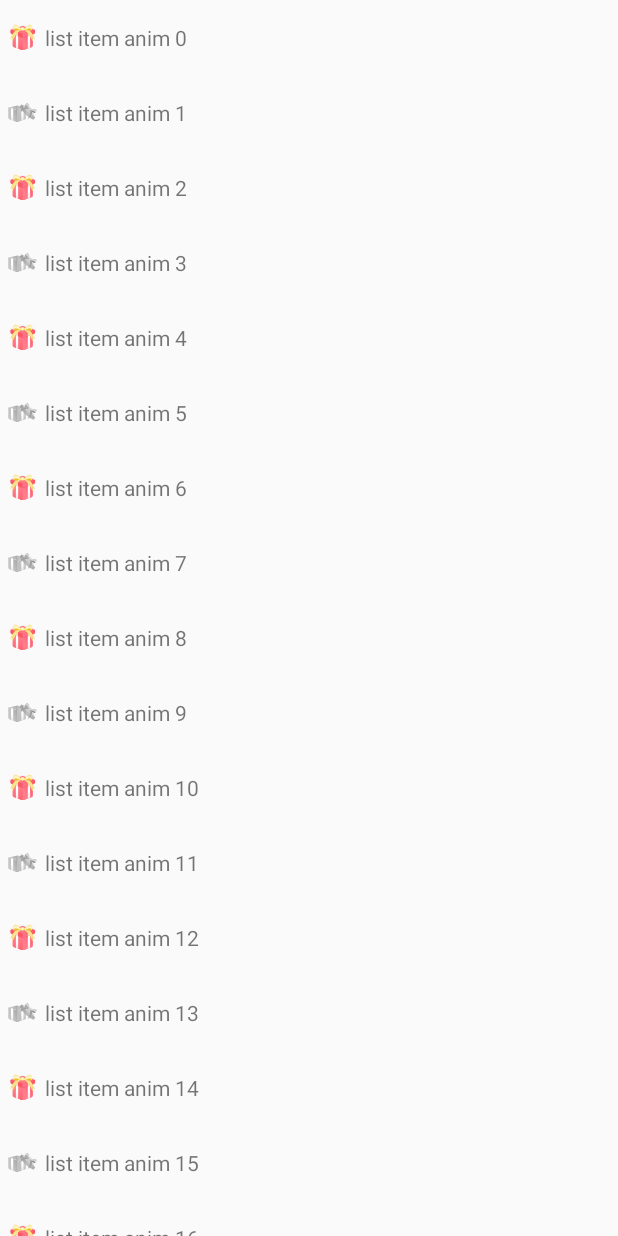
After one commit to pxfile/Android_Projects, an Android app: the RecyclerViewListAnimActivity screen opened directly, with no data from a screen before it, on a phone screen of 412 x 824 dp. The commit adds this screen. Run offline under Robolectric (Android 15) with nearby library versions, the phone set to English and light mode, and no system bars.

Commit message:
RecyclerView 每个Item中有动画

```diff
--- a/app/build.gradle
+++ b/app/build.gradle
@@ -24,10 +24,10 @@ dependencies {
     androidTestCompile('com.android.support.test.espresso:espresso-core:2.2.2', {
         exclude group: 'com.android.support', module: 'support-annotations'
     })
+
     compile 'com.android.support:appcompat-v7:25.3.1'
     compile 'com.android.support.constraint:constraint-layout:1.0.2'
+    compile 'com.android.support:recyclerview-v7:25.3.1'
+    compile 'com.github.CymChad:BaseRecyclerViewAdapterHelper:2.9.18'
     testCompile 'junit:junit:4.12'
-
-    compile 'com.android.support:recyclerview-v7:25.+'
-    compile 'com.github.CymChad:BaseRecyclerViewAdapterHelper:2.9.18'
 }
--- a/app/src/main/AndroidManifest.xml
+++ b/app/src/main/AndroidManifest.xml
@@ -2,11 +2,11 @@
 <manifest xmlns:android="http://schemas.android.com/apk/res/android"
           package="nianhuibao.com.androidprojects">
 
-    <!--声明权限-->
+    <!-- 声明权限 -->
     <uses-permission android:name="android.permission.INTERNET"/>
-    <!--震动的权限。4.4及以上不需要声明权限，但低于4.4 时需要声明权限-->
+    <!-- 震动的权限。4.4及以上不需要声明权限，但低于4.4 时需要声明权限 -->
     <uses-permission android:name="android.permission.VIBRATE"/>
-    <!--闪光灯的权限-->
+    <!-- 闪光灯的权限 -->
     <uses-permission android:name="android.permission.FLASHLIGHT"/>
 
     <application
@@ -23,9 +23,9 @@
                 <category android:name="android.intent.category.LAUNCHER"/>
             </intent-filter>
         </activity>
-
         <activity android:name=".spannableString_imageSpan.SpannableStringAndImageSpanActivity"/>
         <activity android:name=".easy_swipe_menu.EasySwipeMenuLayoutActivity"/>
+        <activity android:name=".recyclerview_list_anim.RecyclerViewListAnimActivity"/>
     </application>
 
 </manifest>
--- a/app/src/main/java/nianhuibao/com/androidprojects/MainActivity.java
+++ b/app/src/main/java/nianhuibao/com/androidprojects/MainActivity.java
@@ -7,6 +7,7 @@ import android.os.Bundle;
 import android.view.View;
 
 import nianhuibao.com.androidprojects.easy_swipe_menu.EasySwipeMenuLayoutActivity;
+import nianhuibao.com.androidprojects.recyclerview_list_anim.RecyclerViewListAnimActivity;
 import nianhuibao.com.androidprojects.spannableString_imageSpan.SpannableStringAndImageSpanActivity;
 
 public class MainActivity extends Activity implements View.OnClickListener {
@@ -17,6 +18,7 @@ public class MainActivity extends Activity implements View.OnClickListener {
         setContentView(R.layout.activity_main);
         findViewById(R.id.bt_ImageSpanAndSpannableString).setOnClickListener(this);
         findViewById(R.id.bt_EasySwipeMenuLayoutActivity).setOnClickListener(this);
+        findViewById(R.id.bt_RecyclerViewListAnimActivity).setOnClickListener(this);
     }
 
     @Override
@@ -27,6 +29,11 @@ public class MainActivity extends Activity implements View.OnClickListener {
                 break;
             case R.id.bt_EasySwipeMenuLayoutActivity:
                 startActivity(this, EasySwipeMenuLayoutActivity.class);
+                break;
+            case R.id.bt_RecyclerViewListAnimActivity:
+                startActivity(this, RecyclerViewListAnimActivity.class);
+                break;
+            default:
                 break;
         }
     }
--- /dev/null
+++ b/app/src/main/java/nianhuibao/com/androidprojects/recyclerview_list_anim/AnimationUtils.java
@@ -0,0 +1,20 @@
+package nianhuibao.com.androidprojects.recyclerview_list_anim;
+
+import android.animation.ObjectAnimator;
+import android.animation.PropertyValuesHolder;
+import android.view.View;
+
+
+/**
+ * 动画相关的工具类
+ */
+
+public class AnimationUtils {
+    public static void homeTabAnimation(View view) {
+        PropertyValuesHolder pvhY = PropertyValuesHolder.ofFloat("scaleX", 1f, 0.8f,
+                1.2f, 1f);
+        PropertyValuesHolder pvhZ = PropertyValuesHolder.ofFloat("scaleY", 1f, 0.8f,
+                1.2f, 1f);
+        ObjectAnimator.ofPropertyValuesHolder(view, pvhY, pvhZ).setDuration(500).start();
+    }
+}
--- /dev/null
+++ b/app/src/main/java/nianhuibao/com/androidprojects/recyclerview_list_anim/ListAnimAdapter.java
@@ -0,0 +1,78 @@
+package nianhuibao.com.androidprojects.recyclerview_list_anim;
+
+import android.content.Context;
+import android.os.Handler;
+import android.support.v7.widget.RecyclerView;
+import android.view.View;
+import android.view.ViewGroup;
+import android.widget.ImageView;
+import android.widget.TextView;
+
+import java.util.ArrayList;
+import java.util.List;
+
+import nianhuibao.com.androidprojects.R;
+
+/**
+ * ***********************************************************************
+ * Author:pengxiaofang
+ * CreateData:2017-06-26 15:11
+ * Version:xx
+ * Description:xx
+ * ***********************************************************************
+ */
+public class ListAnimAdapter extends RecyclerView.Adapter {
+    private List<ListAnimBean> mListAnimBeanList;
+    private Context mContext;
+    private List<ImageView> imageViews = new ArrayList<>();
+    private Handler handler;
+    private Runnable runnable;
+
+    public ListAnimAdapter(List<ListAnimBean> listAnimBeanList, Context context) {
+        mListAnimBeanList = listAnimBeanList;
+        mContext = context;
+        handler = new Handler();
+        runnable = new Runnable() {
+            @Override
+            public void run() {
+                for (int i = 0; i < imageViews.size(); i++) {
+                    if (imageViews.get(i).getVisibility() == View.VISIBLE) {
+                        AnimationUtils.homeTabAnimation(imageViews.get(i));
+                    }
+                }
+                handler.postDelayed(runnable, 3000);
+            }
+        };
+        handler.post(runnable);
+    }
+
+    @Override
+    public RecyclerView.ViewHolder onCreateViewHolder(ViewGroup parent, int viewType) {
+        ListAnimAdapterViewHolder viewHolder = new ListAnimAdapterViewHolder(View.inflate(mContext, R.layout.item_recyclerview_list_anim, null));
+        imageViews.add(viewHolder.imageView);
+        return viewHolder;
+    }
+
+    @Override
+    public void onBindViewHolder(RecyclerView.ViewHolder holder, int position) {
+        ListAnimAdapterViewHolder viewHolder = (ListAnimAdapterViewHolder) holder;
+        viewHolder.textView.setText(mListAnimBeanList.get(position).content);
+        viewHolder.imageView.setImageResource(mListAnimBeanList.get(position).have_gift ? R.drawable.icon_sign_gift : R.drawable.icon_sign_gift_got);
+    }
+
+    @Override
+    public int getItemCount() {
+        return null == mListAnimBeanList ? 0 : mListAnimBeanList.size();
+    }
+
+    public class ListAnimAdapterViewHolder extends RecyclerView.ViewHolder {
+        private ImageView imageView;
+        private TextView textView;
+
+        public ListAnimAdapterViewHolder(View itemView) {
+            super(itemView);
+            imageView = (ImageView) itemView.findViewById(R.id.listitem_sign_iv_gift);
+            textView = (TextView) itemView.findViewById(R.id.listitem_sign_tv_gift);
+        }
+    }
+}
--- /dev/null
+++ b/app/src/main/java/nianhuibao/com/androidprojects/recyclerview_list_anim/ListAnimBean.java
@@ -0,0 +1,14 @@
+package nianhuibao.com.androidprojects.recyclerview_list_anim;
+
+/**
+ * ***********************************************************************
+ * Author:pengxiaofang
+ * CreateData:2017-06-26 15:21
+ * Version:xx
+ * Description:xx
+ * ***********************************************************************
+ */
+public class ListAnimBean {
+    public boolean have_gift;
+    public String content;
+}
--- /dev/null
+++ b/app/src/main/java/nianhuibao/com/androidprojects/recyclerview_list_anim/RecyclerViewListAnimActivity.java
@@ -0,0 +1,46 @@
+package nianhuibao.com.androidprojects.recyclerview_list_anim;
+
+import android.app.Activity;
+import android.os.Bundle;
+import android.support.v7.widget.LinearLayoutManager;
+import android.support.v7.widget.RecyclerView;
+
+import java.util.ArrayList;
+import java.util.List;
+
+import nianhuibao.com.androidprojects.R;
+
+public class RecyclerViewListAnimActivity extends Activity {
+
+    private RecyclerView mRecyclerView;
+    private ListAnimAdapter mAdapter;
+    private List<ListAnimBean> mListAnimBeanList;
+
+    @Override
+    protected void onCreate(Bundle savedInstanceState) {
+        super.onCreate(savedInstanceState);
+        setContentView(R.layout.activity_recycler_view_list_anim);
+        initData();
+        initView();
+    }
+
+    private void initView() {
+        mRecyclerView = (RecyclerView) findViewById(R.id.recyclerview);
+        LinearLayoutManager layoutManager = new LinearLayoutManager(this);
+        layoutManager.setOrientation(LinearLayoutManager.VERTICAL);
+        mRecyclerView.setLayoutManager(layoutManager);
+        mRecyclerView.setItemAnimator(null);
+        mAdapter = new ListAnimAdapter(mListAnimBeanList, this);
+        mRecyclerView.setAdapter(mAdapter);
+    }
+
+    private void initData() {
+        mListAnimBeanList = new ArrayList<>();
+        for (int i = 0; i < 50; i++) {
+            ListAnimBean animBean = new ListAnimBean();
+            animBean.have_gift = i % 2 == 0;
+            animBean.content = "list item anim " + i;
+            mListAnimBeanList.add(animBean);
+        }
+    }
+}
--- a/app/src/main/res/layout/activity_main.xml
+++ b/app/src/main/res/layout/activity_main.xml
@@ -29,6 +29,14 @@
                 android:layout_marginTop="5dp"
                 android:gravity="left|center_vertical"
                 android:text="Android之自定义View：侧滑删除"/>
+
+            <Button
+                android:id="@+id/bt_RecyclerViewListAnimActivity"
+                android:layout_width="match_parent"
+                android:layout_height="wrap_content"
+                android:layout_marginTop="5dp"
+                android:gravity="left|center_vertical"
+                android:text="RecyclerView List Item 动画"/>
         </LinearLayout>
     </ScrollView>
 </RelativeLayout>
--- /dev/null
+++ b/app/src/main/res/layout/activity_recycler_view_list_anim.xml
@@ -0,0 +1,13 @@
+<?xml version="1.0" encoding="utf-8"?>
+<RelativeLayout
+    xmlns:android="http://schemas.android.com/apk/res/android"
+    xmlns:app="http://schemas.android.com/apk/res-auto"
+    xmlns:tools="http://schemas.android.com/tools"
+    android:layout_width="match_parent"
+    android:layout_height="match_parent">
+
+    <android.support.v7.widget.RecyclerView
+        android:id="@+id/recyclerview"
+        android:layout_width="match_parent"
+        android:layout_height="match_parent"/>
+</RelativeLayout>
--- /dev/null
+++ b/app/src/main/res/layout/item_recyclerview_list_anim.xml
@@ -0,0 +1,31 @@
+<?xml version="1.0" encoding="utf-8"?>
+<LinearLayout xmlns:android="http://schemas.android.com/apk/res/android"
+              android:layout_width="match_parent"
+              android:layout_height="match_parent"
+              android:orientation="vertical">
+
+    <RelativeLayout
+        android:layout_width="wrap_content"
+        android:layout_height="50dp"
+        android:layout_gravity="center_horizontal">
+
+        <ImageView
+            android:id="@+id/listitem_sign_iv_gift"
+            android:layout_width="19dp"
+            android:layout_height="19dp"
+            android:layout_centerVertical="true"
+            android:layout_marginLeft="5dp"
+            android:layout_marginTop="5dp"
+            android:src="@drawable/icon_sign_gift"
+            android:visibility="visible"/>
+
+        <TextView
+            android:id="@+id/listitem_sign_tv_gift"
+            android:layout_width="wrap_content"
+            android:layout_height="wrap_content"
+            android:layout_centerVertical="true"
+            android:layout_marginLeft="5dp"
+            android:layout_toRightOf="@+id/listitem_sign_iv_gift"
+            android:text="每个item动画"/>
+    </RelativeLayout>
+</LinearLayout>
```
Also changed, not shown: app/src/main/res/drawable/icon_sign_gift.png (added), app/src/main/res/drawable/icon_sign_gift_got.png (added).
